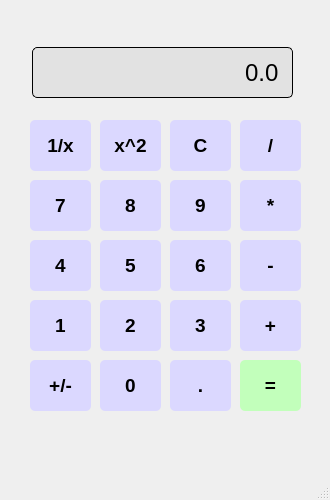
This is Lab02_TNR/calculator.ui in cupoftea4/lpnu-1-oop as Qt 5 draws it before an edit. The edited form follows.
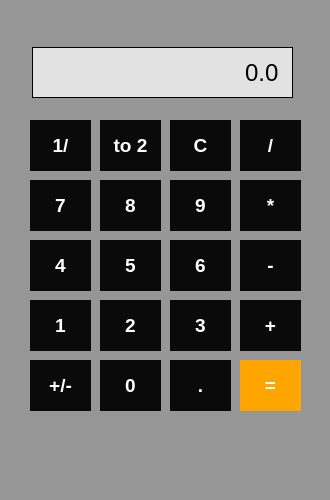
This is the edited form.

The edit to the form file:
```diff
--- a/Lab02_TNR/calculator.ui
+++ b/Lab02_TNR/calculator.ui
@@ -25,6 +25,9 @@
   <property name="windowTitle">
    <string>Calculator</string>
   </property>
+  <property name="styleSheet">
+   <string notr="true">background-color: rgb(150, 150, 150)</string>
+  </property>
   <widget class="QWidget" name="centralwidget">
    <widget class="QPushButton" name="MathBtnMultiply">
     <property name="geometry">
@@ -43,10 +46,9 @@
     </property>
     <property name="styleSheet">
      <string notr="true">QPushButton {
-	background-color: rgb(219, 216, 255);
+	background-color: rgb(10, 10, 10);
 	border:  none;
-	border-radius: 5px;
-	color: black;
+	color:  white;
 }
 
 QPushButton:pressed {
@@ -84,10 +86,9 @@
     </property>
     <property name="styleSheet">
      <string notr="true">QPushButton {
-	background-color: rgb(219, 216, 255);
+	background-color: rgb(10, 10, 10);
 	border:  none;
-	border-radius: 5px;
-	color: black;
+	color:  white;
 }
 
 QPushButton:pressed {
@@ -125,10 +126,9 @@
     </property>
     <property name="styleSheet">
      <string notr="true">QPushButton {
-	background-color: rgb(219, 216, 255);
+	background-color: rgb(10, 10, 10);
 	border:  none;
-	border-radius: 5px;
-	color: black;
+	color:  white;
 }
 
 QPushButton:pressed {
@@ -166,10 +166,9 @@
     </property>
     <property name="styleSheet">
      <string notr="true">QPushButton {
-	background-color: rgb(219, 216, 255);
+	background-color: rgb(10, 10, 10);
 	border:  none;
-	border-radius: 5px;
-	color: black;
+	color:  white;
 }
 
 QPushButton:pressed {
@@ -207,10 +206,9 @@
     </property>
     <property name="styleSheet">
      <string notr="true">QPushButton {
-	background-color: rgb(219, 216, 255);
+	background-color: rgb(10, 10, 10);
 	border:  none;
-	border-radius: 5px;
-	color: black;
+	color:  white;
 }
 
 QPushButton:pressed {
@@ -228,7 +226,7 @@
 }</string>
     </property>
     <property name="text">
-     <string>1/x</string>
+     <string>1/</string>
     </property>
    </widget>
    <widget class="QPushButton" name="Button1">
@@ -248,10 +246,9 @@
     </property>
     <property name="styleSheet">
      <string notr="true">QPushButton {
-	background-color: rgb(219, 216, 255);
+	background-color: rgb(10, 10, 10);
 	border:  none;
-	border-radius: 5px;
-	color: black;
+	color:  white;
 }
 
 QPushButton:pressed {
@@ -305,7 +302,6 @@
 QLineEdit{
 	background-color: rgb(226, 226, 226);
 	border:  1px solid #000;
-	border-radius: 5px;
 	color: black;
 	padding: 10px;
 }</string>
@@ -334,10 +330,9 @@
     </property>
     <property name="styleSheet">
      <string notr="true">QPushButton {
-	background-color: rgb(219, 216, 255);
+	background-color: rgb(10, 10, 10);
 	border:  none;
-	border-radius: 5px;
-	color: black;
+	color:  white;
 }
 
 QPushButton:pressed {
@@ -375,10 +370,9 @@
     </property>
     <property name="styleSheet">
      <string notr="true">QPushButton {
-	background-color: rgb(219, 216, 255);
+	background-color: rgb(10, 10, 10);
 	border:  none;
-	border-radius: 5px;
-	color: black;
+	color:  white;
 }
 
 QPushButton:pressed {
@@ -416,10 +410,9 @@
     </property>
     <property name="styleSheet">
      <string notr="true">QPushButton {
-	background-color: rgb(219, 216, 255);
+	background-color: rgb(10, 10, 10);
 	border:  none;
-	border-radius: 5px;
-	color: black;
+	color:  white;
 }
 
 QPushButton:pressed {
@@ -457,10 +450,9 @@
     </property>
     <property name="styleSheet">
      <string notr="true">QPushButton {
-	background-color: rgb(219, 216, 255);
+	background-color: rgb(10, 10, 10);
 	border:  none;
-	border-radius: 5px;
-	color: black;
+	color:  white;
 }
 
 QPushButton:pressed {
@@ -478,7 +470,7 @@
 }</string>
     </property>
     <property name="text">
-     <string>x^2</string>
+     <string>to 2</string>
     </property>
    </widget>
    <widget class="QPushButton" name="Button7">
@@ -498,10 +490,9 @@
     </property>
     <property name="styleSheet">
      <string notr="true">QPushButton {
-	background-color: rgb(219, 216, 255);
+	background-color: rgb(10, 10, 10);
 	border:  none;
-	border-radius: 5px;
-	color: black;
+	color:  white;
 }
 
 QPushButton:pressed {
@@ -539,10 +530,9 @@
     </property>
     <property name="styleSheet">
      <string notr="true">QPushButton {
-	background-color: rgb(219, 216, 255);
+	background-color: rgb(10, 10, 10);
 	border:  none;
-	border-radius: 5px;
-	color: black;
+	color:  white;
 }
 
 QPushButton:pressed {
@@ -580,10 +570,9 @@
     </property>
     <property name="styleSheet">
      <string notr="true">QPushButton {
-	background-color: rgb(219, 216, 255);
+	background-color: rgb(10, 10, 10);
 	border:  none;
-	border-radius: 5px;
-	color: black;
+	color:  white;
 }
 
 QPushButton:pressed {
@@ -621,10 +610,9 @@
     </property>
     <property name="styleSheet">
      <string notr="true">QPushButton {
-	background-color: rgb(219, 216, 255);
+	background-color: rgb(10, 10, 10);
 	border:  none;
-	border-radius: 5px;
-	color: black;
+	color:  white;
 }
 
 QPushButton:pressed {
@@ -662,10 +650,9 @@
     </property>
     <property name="styleSheet">
      <string notr="true">QPushButton {
-	background-color: rgb(219, 216, 255);
+	background-color: rgb(10, 10, 10);
 	border:  none;
-	border-radius: 5px;
-	color: black;
+	color:  white;
 }
 
 QPushButton:pressed {
@@ -703,10 +690,9 @@
     </property>
     <property name="styleSheet">
      <string notr="true">QPushButton {
-	background-color: rgb(219, 216, 255);
+	background-color: rgb(10, 10, 10);
 	border:  none;
-	border-radius: 5px;
-	color: black;
+	color:  white;
 }
 
 QPushButton:pressed {
@@ -744,10 +730,19 @@
     </property>
     <property name="styleSheet">
      <string notr="true">QPushButton {
-	background-color: rgb(194, 255, 187);
+	background-color: rgb(255, 165, 0);
 	border:  none;
-	border-radius: 5px;
-	color: black;
+	color:  white;
+}
+
+QPushButton:pressed {
+	background-color: rgb(125, 80, 0);
+	color:  white;
+}
+
+QPushButton:hover {
+	background-color: rgb(150, 90, 0);
+	color: white;
 }</string>
     </property>
     <property name="text">
@@ -771,10 +766,9 @@
     </property>
     <property name="styleSheet">
      <string notr="true">QPushButton {
-	background-color: rgb(219, 216, 255);
+	background-color: rgb(10, 10, 10);
 	border:  none;
-	border-radius: 5px;
-	color: black;
+	color:  white;
 }
 
 QPushButton:pressed {
@@ -812,10 +806,9 @@
     </property>
     <property name="styleSheet">
      <string notr="true">QPushButton {
-	background-color: rgb(219, 216, 255);
+	background-color: rgb(10, 10, 10);
 	border:  none;
-	border-radius: 5px;
-	color: black;
+	color:  white;
 }
 
 QPushButton:pressed {
@@ -853,10 +846,9 @@
     </property>
     <property name="styleSheet">
      <string notr="true">QPushButton {
-	background-color: rgb(219, 216, 255);
+	background-color: rgb(10, 10, 10);
 	border:  none;
-	border-radius: 5px;
-	color: black;
+	color:  white;
 }
 
 QPushButton:pressed {
```
Left out of the diff: 228 changed lines with no effect on the pictures.
